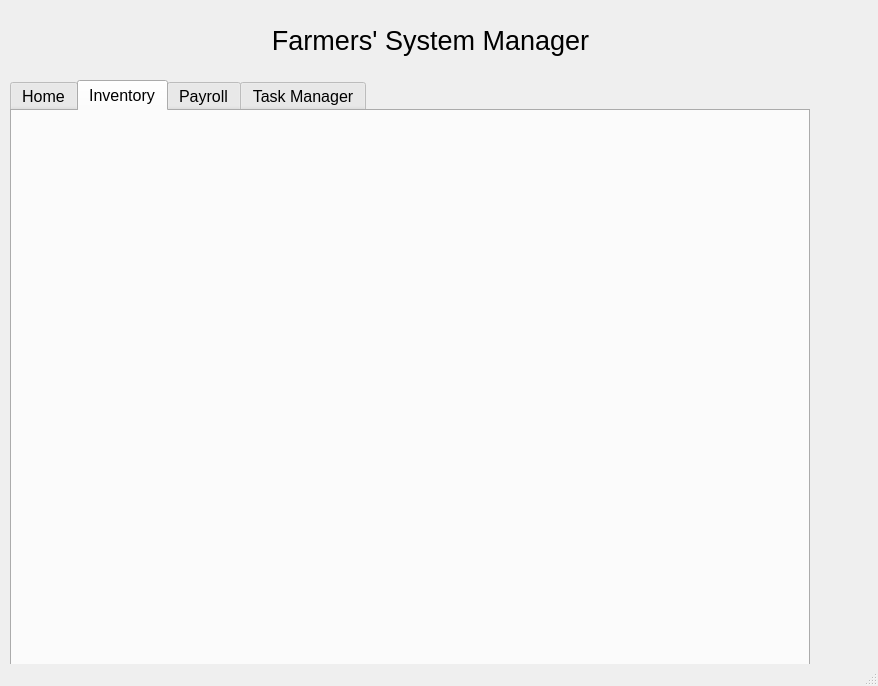
The window that FarmingSystemManager/mainwindow.ui (ryan-ghosh/FarmerSystemManager) describes before a commit, drawn with Qt 5.
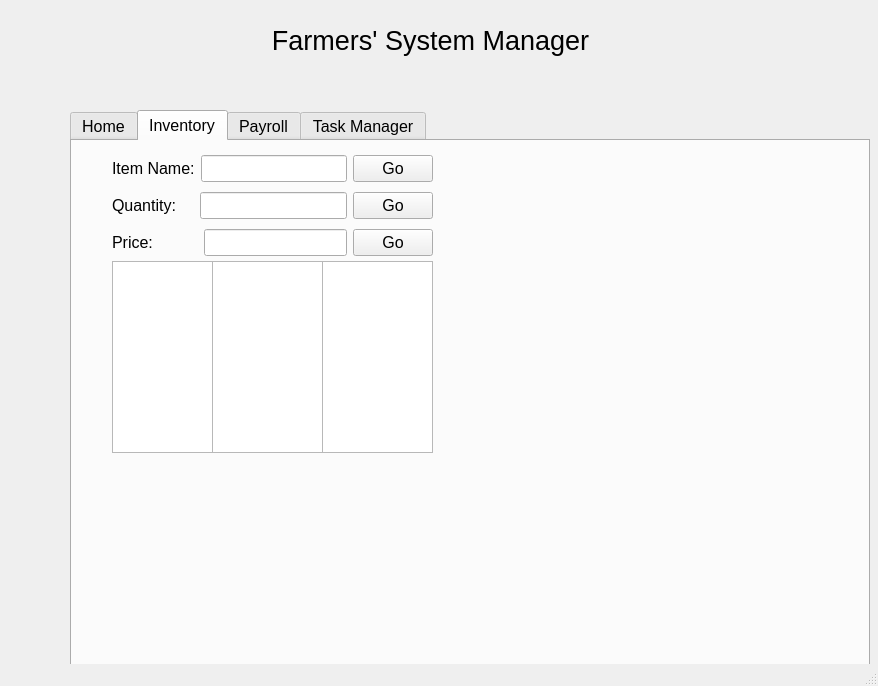
The same window after the commit. The open tabs and pages were chosen to show the change.

Commit message: changed ui of inventory screen

```diff
--- a/FarmingSystemManager/mainwindow.ui
+++ b/FarmingSystemManager/mainwindow.ui
@@ -17,8 +17,8 @@
    <widget class="QTabWidget" name="tabWidget">
     <property name="geometry">
      <rect>
-      <x>10</x>
-      <y>80</y>
+      <x>70</x>
+      <y>110</y>
       <width>800</width>
       <height>600</height>
      </rect>
@@ -123,6 +123,111 @@
      <attribute name="title">
       <string>Inventory</string>
      </attribute>
+     <widget class="QTextBrowser" name="textBrowser_2">
+      <property name="geometry">
+       <rect>
+        <x>40</x>
+        <y>120</y>
+        <width>101</width>
+        <height>192</height>
+       </rect>
+      </property>
+     </widget>
+     <widget class="QTextBrowser" name="textBrowser_3">
+      <property name="geometry">
+       <rect>
+        <x>140</x>
+        <y>120</y>
+        <width>111</width>
+        <height>192</height>
+       </rect>
+      </property>
+     </widget>
+     <widget class="QTextBrowser" name="textBrowser_4">
+      <property name="geometry">
+       <rect>
+        <x>250</x>
+        <y>120</y>
+        <width>111</width>
+        <height>192</height>
+       </rect>
+      </property>
+     </widget>
+     <widget class="QWidget" name="">
+      <property name="geometry">
+       <rect>
+        <x>40</x>
+        <y>10</y>
+        <width>321</width>
+        <height>110</height>
+       </rect>
+      </property>
+      <layout class="QVBoxLayout" name="verticalLayout_3">
+       <item>
+        <layout class="QHBoxLayout" name="horizontalLayout_2">
+         <item>
+          <widget class="QLabel" name="label_5">
+           <property name="text">
+            <string>Item Name:</string>
+           </property>
+          </widget>
+         </item>
+         <item>
+          <widget class="QLineEdit" name="lineEdit_2"/>
+         </item>
+         <item>
+          <widget class="QPushButton" name="pushButton_4">
+           <property name="text">
+            <string>Go</string>
+           </property>
+          </widget>
+         </item>
+        </layout>
+       </item>
+       <item>
+        <layout class="QHBoxLayout" name="horizontalLayout_3">
+         <item>
+          <widget class="QLabel" name="label_6">
+           <property name="text">
+            <string>Quantity:    </string>
+           </property>
+          </widget>
+         </item>
+         <item>
+          <widget class="QLineEdit" name="lineEdit_3"/>
+         </item>
+         <item>
+          <widget class="QPushButton" name="pushButton_5">
+           <property name="text">
+            <string>Go</string>
+           </property>
+          </widget>
+         </item>
+        </layout>
+       </item>
+       <item>
+        <layout class="QHBoxLayout" name="horizontalLayout_4">
+         <item>
+          <widget class="QLabel" name="label_7">
+           <property name="text">
+            <string>Price:          </string>
+           </property>
+          </widget>
+         </item>
+         <item>
+          <widget class="QLineEdit" name="lineEdit_4"/>
+         </item>
+         <item>
+          <widget class="QPushButton" name="pushButton_6">
+           <property name="text">
+            <string>Go</string>
+           </property>
+          </widget>
+         </item>
+        </layout>
+       </item>
+      </layout>
+     </widget>
     </widget>
     <widget class="QWidget" name="tab_2">
      <attribute name="title">
```
Left out of the diff: 4 changed lines with no effect on the pictures.
